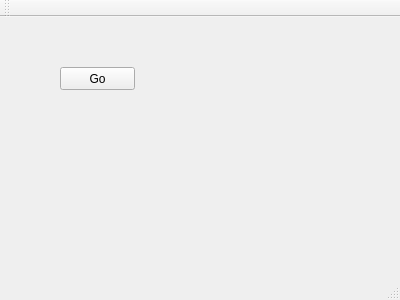
Qt form Tester/mainwindow.ui (End1-1/Resort) before a commit.
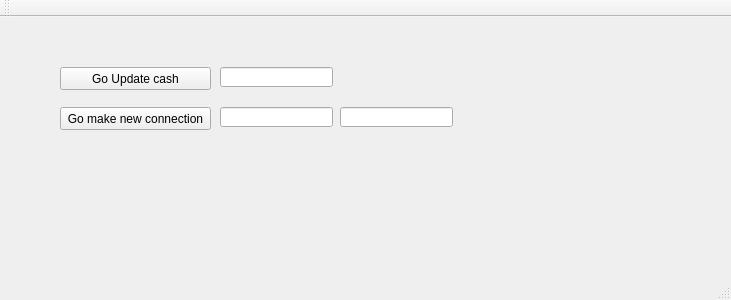
The same form after that commit.

Diff of the .ui file:
```diff
--- a/Tester/mainwindow.ui
+++ b/Tester/mainwindow.ui
@@ -6,7 +6,7 @@
    <rect>
     <x>0</x>
     <y>0</y>
-    <width>400</width>
+    <width>731</width>
     <height>300</height>
    </rect>
   </property>
@@ -19,12 +19,55 @@
      <rect>
       <x>60</x>
       <y>50</y>
-      <width>75</width>
+      <width>151</width>
       <height>23</height>
      </rect>
     </property>
     <property name="text">
-     <string>Go</string>
+     <string>Go Update cash</string>
+    </property>
+   </widget>
+   <widget class="QPushButton" name="btnGoMakeNewConnection">
+    <property name="geometry">
+     <rect>
+      <x>60</x>
+      <y>90</y>
+      <width>151</width>
+      <height>23</height>
+     </rect>
+    </property>
+    <property name="text">
+     <string>Go make new connection</string>
+    </property>
+   </widget>
+   <widget class="QLineEdit" name="leMSleep">
+    <property name="geometry">
+     <rect>
+      <x>220</x>
+      <y>90</y>
+      <width>113</width>
+      <height>20</height>
+     </rect>
+    </property>
+   </widget>
+   <widget class="QLineEdit" name="leMKCount">
+    <property name="geometry">
+     <rect>
+      <x>340</x>
+      <y>90</y>
+      <width>113</width>
+      <height>20</height>
+     </rect>
+    </property>
+   </widget>
+   <widget class="QLineEdit" name="leUSleep">
+    <property name="geometry">
+     <rect>
+      <x>220</x>
+      <y>50</y>
+      <width>113</width>
+      <height>20</height>
+     </rect>
     </property>
    </widget>
   </widget>
```
Left out of the diff: 2 changed lines with no effect on the pictures.
